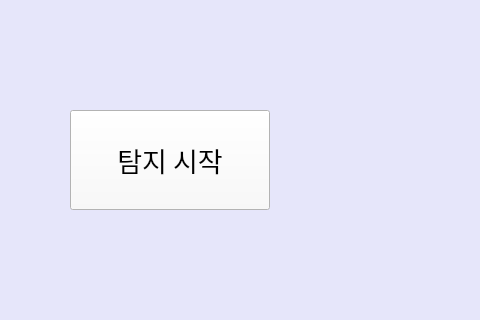
The window that Mainframe.ui (kuuujin/Moafairy) describes before a commit, drawn with Qt 5; both pictures show x 0 to 480 and y 550 to 870 of the 800 by 1000 pixel window.
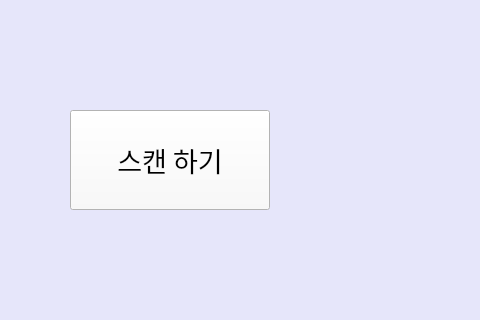
The same window after the commit. Icons and pictures are not drawn.

```diff
--- a/Mainframe.ui
+++ b/Mainframe.ui
@@ -136,7 +136,7 @@
      <string notr="true"> background-color:rgb(250, 250,250)</string>
     </property>
     <property name="text">
-     <string>탐지 시작</string>
+     <string>스캔 하기</string>
     </property>
    </widget>
    <widget class="QLabel" name="Titlelabel">
```
Left out of the diff: 62 changed lines with no effect on the pictures.
